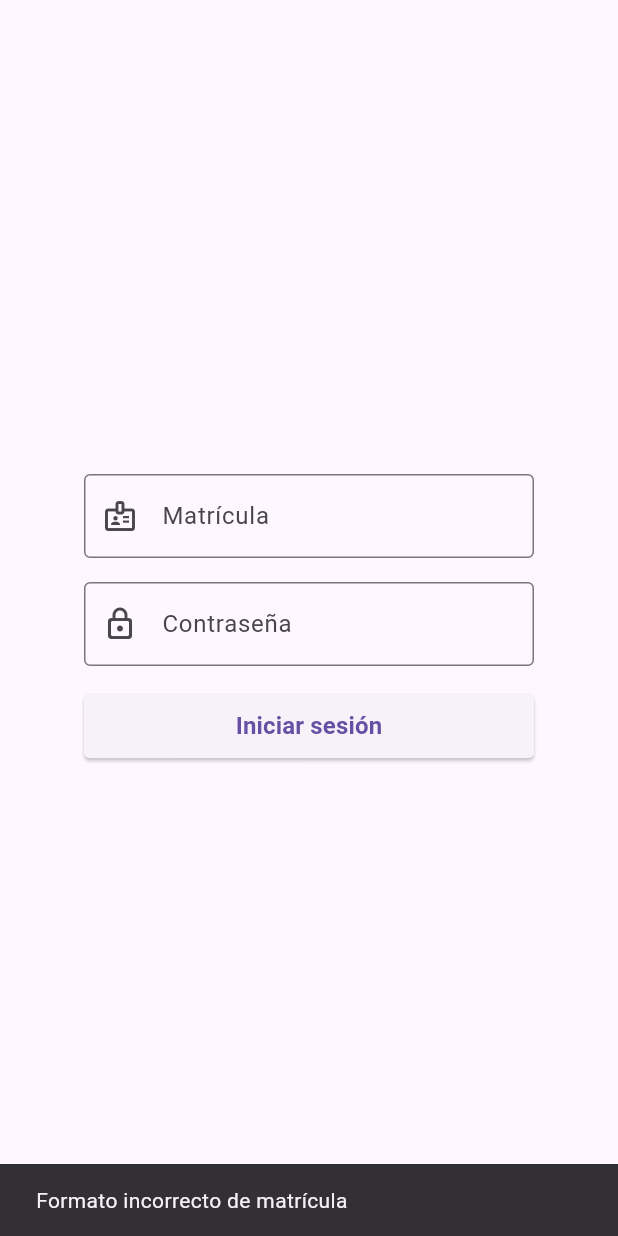
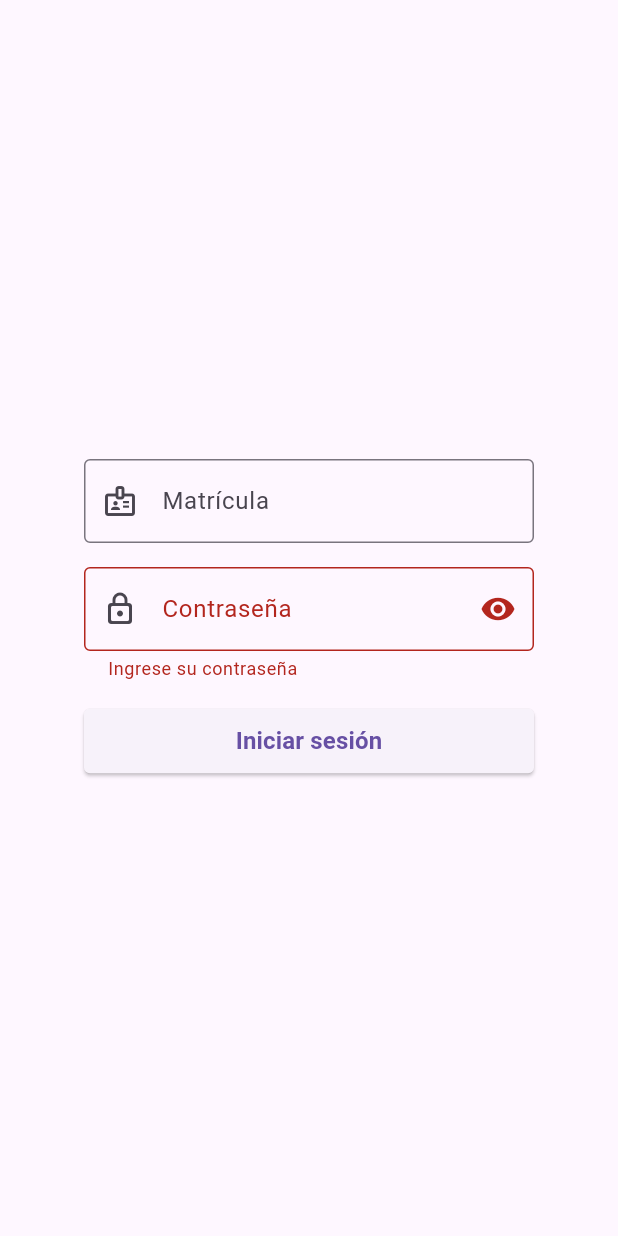
Before and after one commit to JVlazco81/control_almacen_frontend, a Flutter app: the screen it shows after launch, after a tap on "Iniciar sesión", on a phone screen of 412 x 824 dp. Run offline on Flutter 3.47's test engine with Material 3 defaults, Android fonts, the phone set to English and light mode, and no system bars; our stand-ins replace dropdown_search, shared_preferences; missing offline and left inert: number_inc_dec; accounts and stored records are empty.

Commit message:
PCA-28 Se corrigieron las restricciones de contraseña

```diff
--- a/lib/screens/login.dart
+++ b/lib/screens/login.dart
@@ -12,8 +12,12 @@ class Login extends StatelessWidget {
 
     return Scaffold(
       body: Center(
-        child: isSmallScreen
-            ? Column(mainAxisSize: MainAxisSize.min, children: const [_FormContent()])
+        child:
+            isSmallScreen
+                ? Column(
+                  mainAxisSize: MainAxisSize.min,
+                  children: const [_FormContent()],
+                )
                 : Container(
                   padding: const EdgeInsets.all(70.0),
                   constraints: const BoxConstraints(maxWidth: 800),
@@ -51,6 +55,26 @@ class __FormContentState extends State<_FormContent> {
   final GlobalKey<FormState> _formKey = GlobalKey<FormState>();
   final TextEditingController matriculaController = TextEditingController();
   final TextEditingController passwordController = TextEditingController();
+  bool _isPasswordVisible = false;
+
+  String? _validatePassword(String? value) {
+    if (value == null || value.isEmpty) {
+      return 'Ingrese su contraseña';
+    }
+    if (value.length < 8) {
+      return 'Debe tener al menos 8 caracteres';
+    }
+    if (!RegExp(r'[A-Z]').hasMatch(value)) {
+      return 'Debe contener al menos una letra mayúscula';
+    }
+    if (!RegExp(r'[0-9]').hasMatch(value)) {
+      return 'Debe contener al menos un número';
+    }
+    if (!RegExp(r'[!@#$%^&*(),.?":{}|<>_/]').hasMatch(value)) {
+      return 'Debe contener al menos un carácter especial (!@#\$%^&*_/)';
+    }
+    return null;
+  }
 
   @override
   Widget build(BuildContext context) {
@@ -76,19 +100,29 @@ class __FormContentState extends State<_FormContent> {
             const SizedBox(height: 16),
             TextFormField(
               controller: passwordController,
-              obscureText: true,
-              decoration: const InputDecoration(
+              obscureText: !_isPasswordVisible,
+              validator: _validatePassword,
+              decoration: InputDecoration(
                 labelText: 'Contraseña',
                 hintText: 'Ingrese su contraseña',
-                prefixIcon: Icon(Icons.lock_outline_rounded),
-                border: OutlineInputBorder(),
+                prefixIcon: const Icon(Icons.lock_outline_rounded),
+                border: const OutlineInputBorder(),
+                suffixIcon: IconButton(
+                  icon: Icon(
+                    _isPasswordVisible
+                        ? Icons.visibility_off
+                        : Icons.visibility,
+                  ),
+                  onPressed: () {
+                    setState(() {
+                      _isPasswordVisible = !_isPasswordVisible;
+                    });
+                  },
+                ),
               ),
             ),
             const SizedBox(height: 16),
-
-            authProvider.isLoading
-            ? const CircularProgressIndicator()
-            :SizedBox(
+            SizedBox(
               width: double.infinity,
               child: ElevatedButton(
                 style: ElevatedButton.styleFrom(
@@ -104,12 +138,18 @@ class __FormContentState extends State<_FormContent> {
                   ),
                 ),
                 onPressed: () async {
+                  if (!_formKey.currentState!.validate()) {
+                    return;
+                  }
+
                   String nombreCompleto = matriculaController.text;
                   List<String> partes = nombreCompleto.split(".");
 
                   if (partes.length < 2) {
                     ScaffoldMessenger.of(context).showSnackBar(
-                      SnackBar(content: Text("Formato incorrecto de matrícula")),
+                      const SnackBar(
+                        content: Text("Formato incorrecto de matrícula"),
+                      ),
                     );
                     return;
                   }
@@ -118,19 +158,27 @@ class __FormContentState extends State<_FormContent> {
                   String primerApellido = partes[1];
                   String password = passwordController.text;
 
-                  await authProvider.login(primerNombre, primerApellido, password);
+                  await authProvider.login(
+                    primerNombre,
+                    primerApellido,
+                    password,
+                  );
 
                   if (authProvider.isAuthenticated) {
                     Navigator.pushReplacement(
                       context,
-                      MaterialPageRoute(builder: (context) => Bienvenida()),
+                      MaterialPageRoute(
+                        builder: (context) => const Bienvenida(),
+                      ),
                     );
                   } else {
                     ScaffoldMessenger.of(context).showSnackBar(
-                      SnackBar(content: Text("Error en el inicio de sesión")),
+                      const SnackBar(
+                        content: Text("Error en el inicio de sesión"),
+                      ),
                     );
                   }
-                }
+                },
               ),
             ),
           ],
```
Lines whose indentation alone changed are shown as unchanged.
